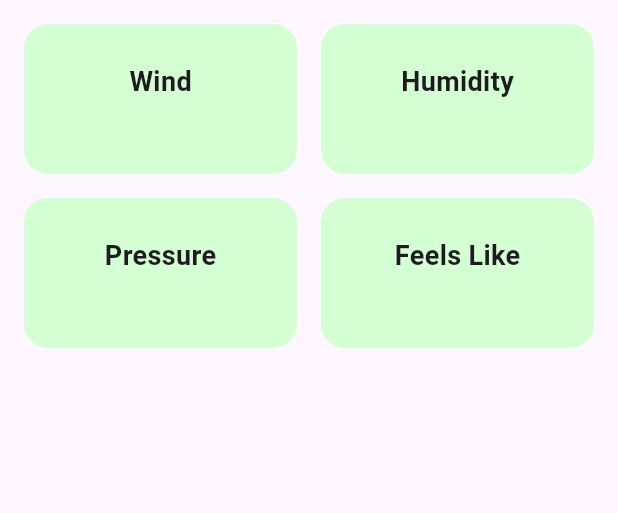
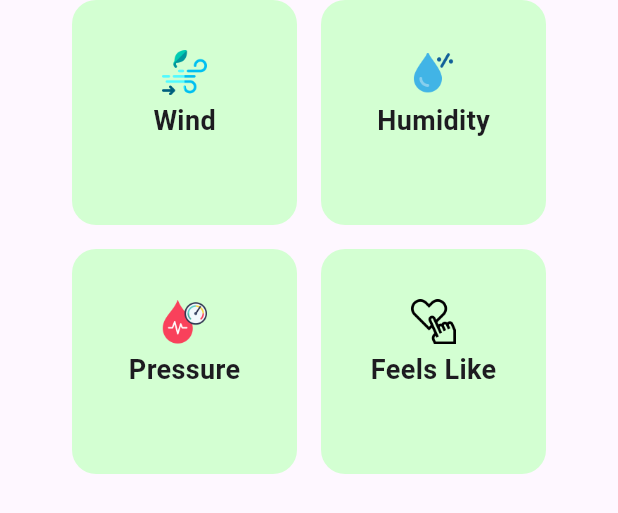
Before and after one commit to muzzammil763/weather_app, a Flutter app: what additionalInformation() shows on an empty page, opened directly with empty values, on a phone screen of 412 x 824 dp. Shown: the top 513 px of the screen. Run offline on Flutter 3.47's test engine with Material 3 defaults, Android fonts, the phone set to English and light mode, and no system bars; our stand-ins replace google_fonts; network calls fail.

Commit message:
some ui enhancements

```diff
--- a/lib/Screens/homepage.dart
+++ b/lib/Screens/homepage.dart
@@ -1,8 +1,10 @@
 import 'package:flutter/material.dart';
+import 'package:google_fonts/google_fonts.dart';
 import 'package:weather_app/Models/weather_model.dart';
 import 'package:weather_app/Widgets/additional_information.dart';
 import 'package:weather_app/Widgets/current_weather.dart';
 import 'package:weather_app/Services/weather_api.dart';
+import 'package:google_fonts/google_fonts.dart';
 
 class HomePageScreen extends StatefulWidget {
   const HomePageScreen({super.key});
@@ -56,9 +58,9 @@ class _HomePageScreenState extends State<HomePageScreen> {
                 const SizedBox(height: 12),
                 const Divider(indent: 100, endIndent: 100, thickness: 1),
                 const SizedBox(height: 12),
-                const Text(
+                Text(
                   "Additional Information",
-                  style: TextStyle(
+                  style: GoogleFonts.poppins(
                     fontSize: 20,
                   ),
                 ),
--- a/lib/Widgets/additional_information.dart
+++ b/lib/Widgets/additional_information.dart
@@ -3,7 +3,9 @@ import 'package:flutter/material.dart';
 Widget additionalInformation(
     String wind, String humidity, String pressure, String feelsLike) {
   return Container(
-    padding: const EdgeInsets.all(16),
+    padding: const EdgeInsets.symmetric(
+      horizontal: 48,
+    ),
     width: double.infinity,
     child: Column(
       children: [
@@ -12,7 +14,7 @@ Widget additionalInformation(
             Expanded(
               child: Container(
                 width: double.infinity,
-                height: 100,
+                height: 150,
                 decoration: BoxDecoration(
                   borderRadius: BorderRadius.circular(16),
                   color: const Color(0xffd3ffd2),
@@ -20,6 +22,16 @@ Widget additionalInformation(
                 child: Column(
                   mainAxisAlignment: MainAxisAlignment.center,
                   children: [
+                    SizedBox(
+                      height: 30,
+                      width: 30,
+                      child: Image.asset(
+                        "assets/images/wind.png",
+                      ),
+                    ),
+                    const SizedBox(
+                      height: 4,
+                    ),
                     const Text(
                       "Wind",
                       style: TextStyle(
@@ -43,7 +55,7 @@ Widget additionalInformation(
             Expanded(
               child: Container(
                 width: double.infinity,
-                height: 100,
+                height: 150,
                 decoration: BoxDecoration(
                   borderRadius: BorderRadius.circular(16),
                   color: const Color(0xffd3ffd2),
@@ -51,6 +63,16 @@ Widget additionalInformation(
                 child: Column(
                   mainAxisAlignment: MainAxisAlignment.center,
                   children: [
+                    SizedBox(
+                      height: 30,
+                      width: 30,
+                      child: Image.asset(
+                        "assets/images/humidity.png",
+                      ),
+                    ),
+                    const SizedBox(
+                      height: 4,
+                    ),
                     const Text(
                       "Humidity",
                       style: TextStyle(
@@ -78,7 +100,7 @@ Widget additionalInformation(
             Expanded(
               child: Container(
                 width: double.infinity,
-                height: 100,
+                height: 150,
                 decoration: BoxDecoration(
                   borderRadius: BorderRadius.circular(16),
                   color: const Color(0xffd3ffd2),
@@ -86,6 +108,16 @@ Widget additionalInformation(
                 child: Column(
                   mainAxisAlignment: MainAxisAlignment.center,
                   children: [
+                    SizedBox(
+                      height: 30,
+                      width: 30,
+                      child: Image.asset(
+                        "assets/images/pressure.png",
+                      ),
+                    ),
+                    const SizedBox(
+                      height: 4,
+                    ),
                     const Text(
                       "Pressure",
                       style: TextStyle(
@@ -109,7 +141,7 @@ Widget additionalInformation(
             Expanded(
               child: Container(
                 width: double.infinity,
-                height: 100,
+                height: 150,
                 decoration: BoxDecoration(
                   borderRadius: BorderRadius.circular(16),
                   color: const Color(0xffd3ffd2),
@@ -117,6 +149,16 @@ Widget additionalInformation(
                 child: Column(
                   mainAxisAlignment: MainAxisAlignment.center,
                   children: [
+                    SizedBox(
+                      height: 30,
+                      width: 30,
+                      child: Image.asset(
+                        "assets/images/like.png",
+                      ),
+                    ),
+                    const SizedBox(
+                      height: 4,
+                    ),
                     const Text(
                       "Feels Like",
                       style: TextStyle(
--- a/pubspec.yaml
+++ b/pubspec.yaml
@@ -63,8 +63,8 @@ flutter:
   uses-material-design: true
 
   # To add assets to your application, add an assets section, like this:
-  # assets:
-  #   - images/a_dot_burr.jpeg
+  assets:
+    - assets/images/
   #   - images/a_dot_ham.jpeg
 
   # An image asset can refer to one or more resolution-specific "variants", see
```
Also changed, not shown: assets/images/humidity.png (added), assets/images/like.png (added), assets/images/map.png (added), assets/images/pressure.png (added), assets/images/wind.png (added), pubspec.lock, 1 other file.
